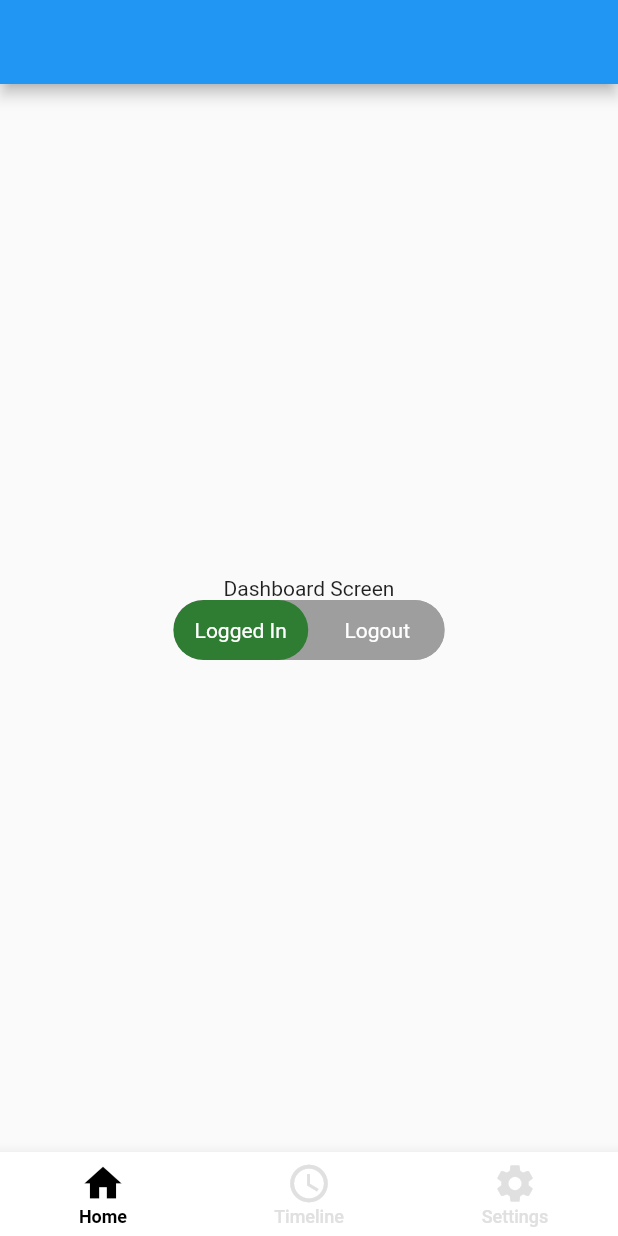
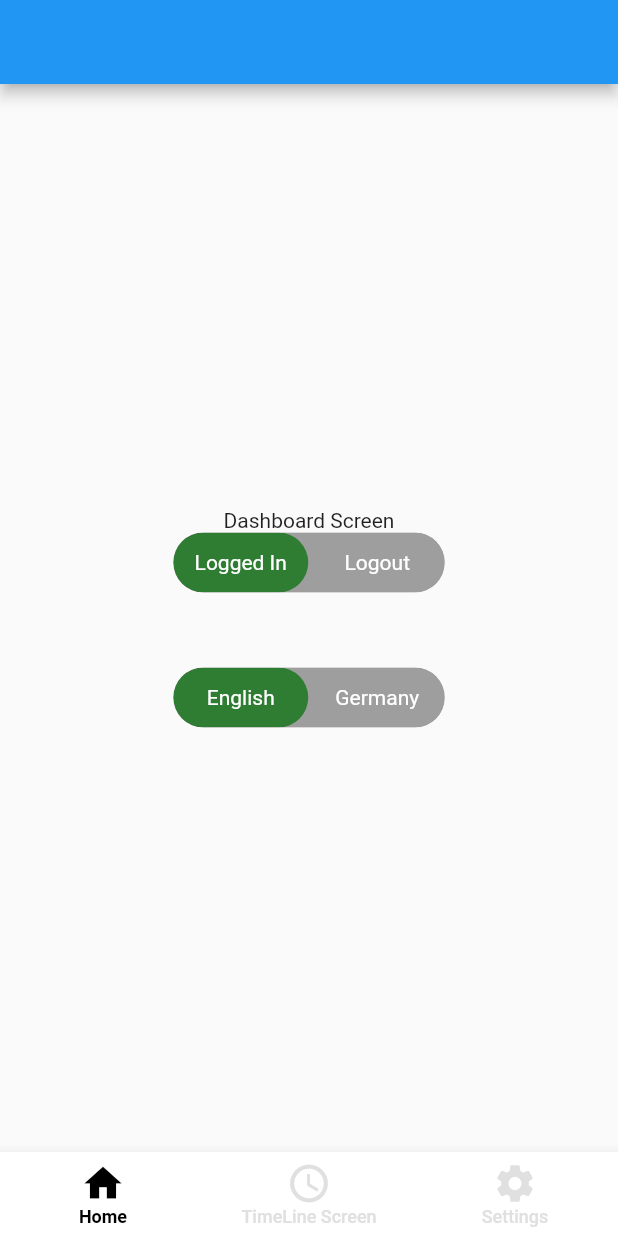
Before and after one commit to rabindra2049/Flutter-Practice, a Flutter app: the DashboardPage screen opened by its route, on a phone screen of 412 x 824 dp. Run offline on Flutter 3.47's test engine with Material 2 defaults, Android fonts, the phone set to English and light mode, and no system bars; drawn by our look-alikes of toggle_switch; our stand-ins replace card_swiper, flutter_riverpod, freezed_annotation, go_router, iconly, shared_preferences; accounts and stored records are empty; generated files the repository leaves out were written again.

Commit message:
Work in localization

```diff
--- /dev/null
+++ b/adavance_go_router/l10n.yaml
@@ -0,0 +1,3 @@
+arb-dir: lib/l10n
+template-arb-file: app_en.arb
+output-localization-file: app_localizations.dart
--- a/adavance_go_router/lib/feature/dashboard/dashboard_page.dart
+++ b/adavance_go_router/lib/feature/dashboard/dashboard_page.dart
@@ -1,8 +1,7 @@
-import 'package:adavance_go_router/feature/splash/splash_page.dart';
+import 'package:adavance_go_router/provider/locale_change_provider.dart';
 import 'package:adavance_go_router/provider/shared_utility_provider.dart';
 import 'package:flutter/material.dart';
 import 'package:flutter_riverpod/flutter_riverpod.dart';
-import 'package:go_router/go_router.dart';
 import 'package:toggle_switch/toggle_switch.dart';
 
 class DashboardPage extends ConsumerStatefulWidget {
@@ -18,7 +17,6 @@ class _DashboardPageState extends ConsumerState<DashboardPage> {
   @override
   Widget build(BuildContext context) {
     final sharedUtility = ref.read(sharedUtilityProvider);
-    print(sharedUtility.isAuthenticate());
     return Scaffold(
       appBar: AppBar(),
       body: Center(
@@ -45,9 +43,36 @@ class _DashboardPageState extends ConsumerState<DashboardPage> {
                   sharedUtility.setAuthenticate(isLogin: true);
                 } else {
                   sharedUtility.setAuthenticate(isLogin: false);
-                 // context.go(SplashScreenPage.route);
+                  // context.go(SplashScreenPage.route);
                 }
                 print('switched to: $index');
+              },
+            ),
+            SizedBox(
+              height: 50,
+            ),
+            ToggleSwitch(
+              minWidth: 90.0,
+              cornerRadius: 20.0,
+              activeBgColors: [
+                [Colors.green[800]!],
+                [Colors.red[800]!]
+              ],
+              activeFgColor: Colors.white,
+              inactiveBgColor: Colors.grey,
+              inactiveFgColor: Colors.white,
+              initialLabelIndex: sharedUtility.getLocale() == 'en' ? 0 : 1,
+              totalSwitches: 2,
+              labels: const ['English', 'Germany'],
+              radiusStyle: true,
+              onToggle: (index) {
+                if (index == 0) {
+                  ref.read(languageProvider.notifier).update((state) => 'en');
+                  sharedUtility.setLocale(locale: 'en');
+                } else {
+                  ref.read(languageProvider.notifier).update((state) => 'de');
+                  sharedUtility.setLocale(locale: 'de');
+                }
               },
             ),
           ],
--- a/adavance_go_router/lib/feature/home/widget/bottom_navigation_widget.dart
+++ b/adavance_go_router/lib/feature/home/widget/bottom_navigation_widget.dart
@@ -1,6 +1,7 @@
 import 'package:adavance_go_router/feature/dashboard/dashboard_page.dart';
 import 'package:adavance_go_router/feature/settings/settings_page.dart';
 import 'package:adavance_go_router/feature/timeline/timeline_page.dart';
+import 'package:adavance_go_router/utils/app_localizations_extension.dart';
 import 'package:flutter/material.dart';
 import 'package:flutter_riverpod/flutter_riverpod.dart';
 import 'package:go_router/go_router.dart';
@@ -47,13 +48,14 @@ class _BottomNavigationWidgetState
           fontSize: 12,
           fontWeight: FontWeight.w500,
         ),
-        items: const [
+        items: [
           BottomNavigationBarItem(
-              icon: Icon(Icons.home, size: 30), label: 'Home'),
+              icon: const Icon(Icons.home, size: 30),
+              label: context.appLocalizations.home),
           BottomNavigationBarItem(
-              icon: Icon(Icons.access_time, size: 30), label: 'Timeline'),
+              icon: const Icon(Icons.access_time, size: 30), label: context.appLocalizations.timeLineScreen),
           BottomNavigationBarItem(
-              icon: Icon(Icons.settings, size: 30), label: 'Settings'),
+              icon: const Icon(Icons.settings, size: 30), label: context.appLocalizations.settings),
         ]);
   }
 }
--- a/adavance_go_router/lib/feature/splash/splash_page.dart
+++ b/adavance_go_router/lib/feature/splash/splash_page.dart
@@ -18,9 +18,9 @@ class _SplashScreenPageState extends ConsumerState<SplashScreenPage> {
   @override
   void initState() {
     super.initState();
-    Future.delayed(const Duration(seconds: 5), () {
+    Future.delayed(const Duration(seconds: 1), () {
       //rootNavigator.currentState.pushNamed(LoginPage.routeName)
-      context.goNamed(LoginPage.route);
+      context.go(LoginPage.route);
     });
   }
 
--- a/adavance_go_router/lib/feature/timeline/timeline_page.dart
+++ b/adavance_go_router/lib/feature/timeline/timeline_page.dart
@@ -1,3 +1,4 @@
+import 'package:adavance_go_router/utils/app_localizations_extension.dart';
 import 'package:flutter/material.dart';
 
 class TimelinePage extends StatefulWidget {
@@ -14,11 +15,11 @@ class _TimelinePageState extends State<TimelinePage> {
   Widget build(BuildContext context) {
     return Scaffold(
       appBar: AppBar(),
-      body: const Center(
+      body: Center(
         child: Column(
           mainAxisAlignment: MainAxisAlignment.center,
           children: [
-            Text('Timeline Screen'),
+            Text(context.appLocalizations.timeLineScreen),
           ],
         ),
       ),
--- /dev/null
+++ b/adavance_go_router/lib/l10n/app_en.arb
@@ -0,0 +1,8 @@
+{
+    "appName":"Advance Go Router",
+    "loginScreen":"Login Screen",
+    "timeLineScreen":"TimeLine Screen",
+    "home":"Home",
+    "timeline":"TimeLine",
+    "settings":"Settings"
+}
--- /dev/null
+++ b/adavance_go_router/lib/utils/app_localizations_extension.dart
@@ -0,0 +1,6 @@
+import 'package:flutter/material.dart';
+import 'package:flutter_gen/gen_l10n/app_localizations.dart';
+
+extension AppLocalizationsExtension on BuildContext {
+  AppLocalizations get appLocalizations => AppLocalizations.of(this)!;
+}
--- a/adavance_go_router/lib/utils/constants.dart
+++ b/adavance_go_router/lib/utils/constants.dart
@@ -1 +1,2 @@
 const String sharedAuthenticateKey = 'isAuthenticate';
+const String localeKey = 'localeKey';
--- a/adavance_go_router/pubspec.yaml
+++ b/adavance_go_router/pubspec.yaml
@@ -24,6 +24,8 @@ environment:
 dependencies:
   flutter:
     sdk: flutter
+  flutter_localizations:
+    sdk: flutter
   cupertino_icons: ^1.0.2
   flutter_riverpod: ^2.3.6
   go_router: ^8.0.2
@@ -35,4 +37,5 @@ dev_dependencies:
     sdk: flutter
   flutter_lints: ^2.0.0
 flutter:
+  generate: true
   uses-material-design: true
```
Also changed, not shown: adavance_go_router/lib/feature/login/login_page.dart (+36 -4 lines), adavance_go_router/lib/l10n/app_de.arb (added, +8 -0 lines), adavance_go_router/lib/main.dart (+13 -0 lines), adavance_go_router/lib/provider/locale_change_provider.dart (added, +7 -0 lines), adavance_go_router/lib/provider/shared_utility_provider.dart (+8 -0 lines), adavance_go_router/pubspec.lock.
